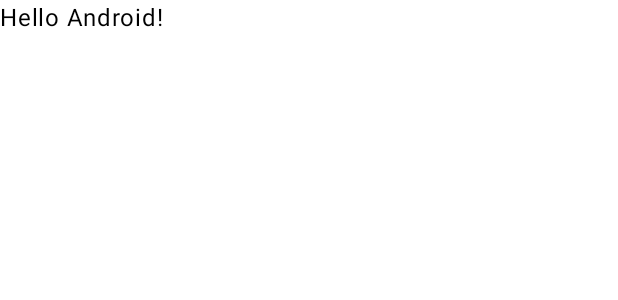
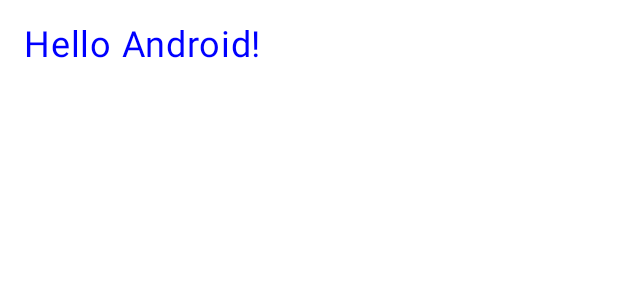
Before and after one commit to Eder2332/lab04, an Android app built with Jetpack Compose: the @Preview function GreetingPreview, on a phone screen of 412 x 824 dp. Shown: the top 300 px of the screen. Run offline under Robolectric (Android 15) with nearby library versions, the phone set to English and light mode, and no system bars.

Commit message:
Cuarto commit

```diff
--- a/app/src/main/java/com/example/lab04/MainActivity.kt
+++ b/app/src/main/java/com/example/lab04/MainActivity.kt
@@ -12,6 +12,9 @@ import androidx.compose.runtime.Composable
 import androidx.compose.ui.Modifier
 import androidx.compose.ui.tooling.preview.Preview
 import com.example.lab04.ui.theme.Lab04Theme
+import androidx.compose.ui.graphics.Color
+import androidx.compose.ui.unit.dp
+import androidx.compose.ui.unit.sp
 
 class MainActivity : ComponentActivity() {
     override fun onCreate(savedInstanceState: Bundle?) {
@@ -34,7 +37,9 @@ class MainActivity : ComponentActivity() {
 fun Greeting(name: String, modifier: Modifier = Modifier) {
     Text(
         text = "Hello $name!",
-        modifier = modifier
+        modifier = modifier.padding(16.dp),
+        color = Color.Blue,
+        fontSize = 24.sp
     )
 }
 @Composable
```
